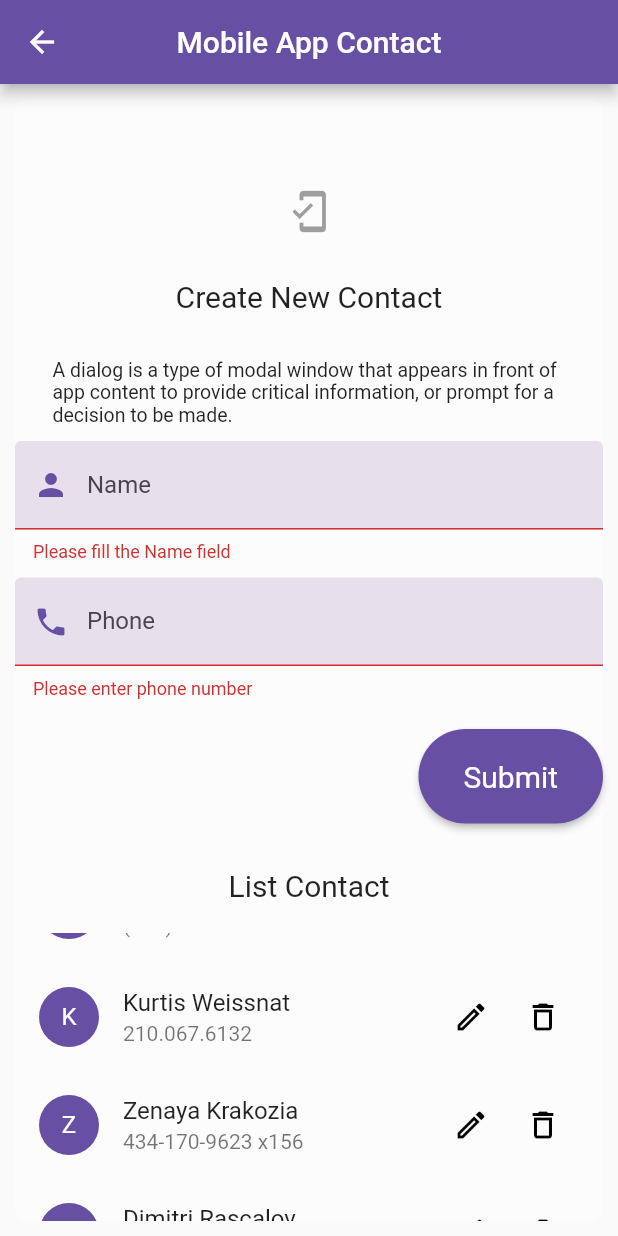
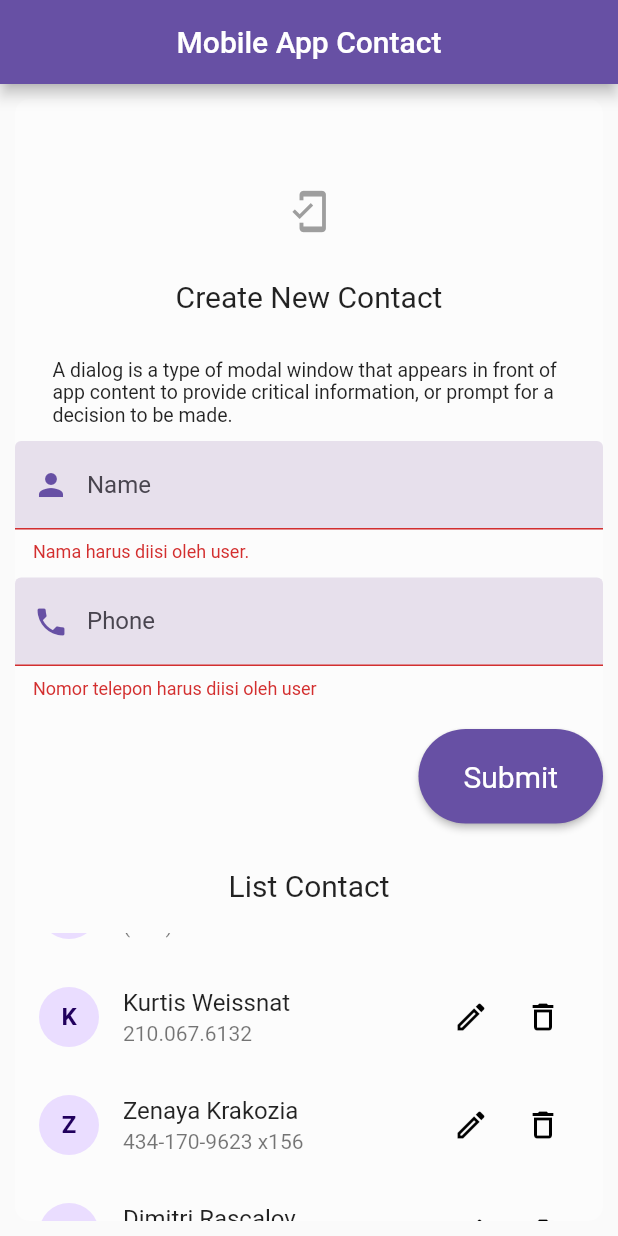
Before and after one commit to xhanalexander/AlterraAssignment, a Flutter app: the AppContact screen opened directly, scrolled down 340 dp, after a tap on "Submit", on a phone screen of 412 x 824 dp. Run offline on Flutter 3.47's test engine with Material 2 defaults, Android fonts, the light colour scheme and no system bars; our stand-ins replace file_picker, flutter_colorpicker, open_file; missing offline and left inert: flutter_initicon.

Commit message:
minor added and fixes

```diff
--- a/15_Flutter Form (Form Input Button) and Advance Form/contactsapp/lib/form/contents.dart
+++ b/15_Flutter Form (Form Input Button) and Advance Form/contactsapp/lib/form/contents.dart
@@ -1,4 +1,5 @@
 import 'package:flutter/material.dart';
+import 'package:flutter/services.dart';
 
 class AppContact extends StatefulWidget {
   const AppContact({super.key});
@@ -10,6 +11,7 @@ class AppContact extends StatefulWidget {
 class _AppContactState extends State<AppContact> {
 
   final List<Map<String, String>> contactList = [
+
     {"avatar": "L", "name": "Leanne Graham", "phone": "1-770-736-8031 x56442"},
     {"avatar": "E", "name": "Ervin Howell", "phone": "010-692-6593 x09125"},
     {"avatar": "C", "name": "Clementine Bauch", "phone": "1-463-123-4447"},
@@ -18,18 +20,29 @@ class _AppContactState extends State<AppContact> {
     {"avatar": "K", "name": "Kurtis Weissnat", "phone": "210.067.6132"},
     {"avatar": "Z", "name": "Zenaya Krakozia", "phone": "434-170-9623 x156"},
     {"avatar": "D", "name": "Dimitri Rascalov", "phone": "210.067.6132"},
+
   ];
 
   final _formKey = GlobalKey<FormState>();
   final _nameController = TextEditingController();
   final _phoneController = TextEditingController();
-  final nameRegex = RegExp(r'^[A-Z][a-z]{1,}$');
+  final namesRegex = RegExp(r'^[A-Z][a-z]*\s[A-Z][a-z]*$');
+  final specRegex = RegExp(r'^[a-zA-Z\s]+$');
   final phoneRegex = RegExp(r'^0\d{7,14}$');
+  final numericRegex = RegExp(r'^[0-9]+$');
 
+
+
+  @override
   void dispose () {
     _nameController.dispose();
     _phoneController.dispose();
     super.dispose();
+  }
+
+  void clear () {
+    _nameController.clear();
+    _phoneController.clear();
   }
 
   @override
@@ -90,9 +103,11 @@ class _AppContactState extends State<AppContact> {
                   ),
                   validator: (value) {
                     if (value == null || value.isEmpty) {
-                      return 'Please fill the Name field';
-                    } else if (!nameRegex.hasMatch(value)) {
-                      return 'Name must start with an uppercase letter and not contain numbers or special characters.';
+                      return 'Nama harus diisi oleh user.';
+                    } else if (!namesRegex.hasMatch(value)) {
+                      return 'Nama harus terdiri dari minimal 2 kata, dan Setiap kata harus dimulai dengan huruf kapital.';
+                    } else if (!specRegex.hasMatch(value)) {
+                      return 'Nama tidak boleh mengandung angka atau karakter khusus';
                     } else {
                       return null;
                     }
@@ -120,11 +135,18 @@ class _AppContactState extends State<AppContact> {
                       color: Color(0xff6750A4),
                     ),
                   ),
+                  inputFormatters: [
+                    FilteringTextInputFormatter.digitsOnly,
+                  ],
                   validator: (value) {
                     if (value == null || value.isEmpty) {
-                      return 'Please enter phone number';
-                    } else if (!phoneRegex.hasMatch(value)) {
-                      return 'Phone number must start with 0 and not contain letters or special characters.';
+                      return 'Nomor telepon harus diisi oleh user';
+                    } else if (value.length < 8 || value.length > 15) {
+                      return 'Panjang nomor telepon harus minimal 8 digit dan maksimal 15 digit.';
+                    } else if (value.startsWith('0') == false ) {
+                      return 'Nomor telepon harus dimulai dengan 0';
+                    } else if (!numericRegex.hasMatch(value) ) {
+                      return 'Nomor telepon harus terdiri dari angka saja';
                     } else {
                       return null;
                     }
@@ -144,6 +166,7 @@ class _AppContactState extends State<AppContact> {
                           "name": _nameController.text,
                           "phone": _phoneController.text,
                         });
+                        clear();
                       });
                     }
                   },
@@ -165,13 +188,13 @@ class _AppContactState extends State<AppContact> {
                 const SizedBox(height: 20),
                 Expanded(
                   child: ListView.builder(
-                    itemCount: contactList.length,
+                    itemCount: contactList.isNotEmpty ? contactList.length : 1,
                     itemBuilder: (context, index) {
-                      if (contactList != null) {
+                      if (contactList.isNotEmpty) {
                         return ListTile(
                           leading: CircleAvatar(
-                            backgroundColor: const Color(0xff6750A4),
-                            child: Text(contactList[index]['avatar']!, style: const TextStyle(color: Colors.white),),
+                            backgroundColor: const Color(0xffEADDFF),
+                            child: Text(contactList[index]['avatar']!, style: const TextStyle(color: Color(0xff21005D), fontWeight: FontWeight.bold),),
                           ),
                           title: Text(contactList[index]['name']!),
                           subtitle: Text(contactList[index]['phone']!),
@@ -180,14 +203,14 @@ class _AppContactState extends State<AppContact> {
                             children: [
                               IconButton(
                                 onPressed: () {
-
+                                  setState(() {
+                                  });
                                 },
                                 icon: const Icon(Icons.edit_outlined, color: Colors.black),
                               ),
                               IconButton(
                                 onPressed: () {
                                   setState(() {
-                                    // contactList.removeAt(index);
                                     showDialog(
                                       context: context,
                                       builder: (context) {
@@ -222,7 +245,7 @@ class _AppContactState extends State<AppContact> {
                           ),
                         );
                         } else {
-                          return const Text("No Contact");
+                          return const Center(child: Text("No Contact", style: TextStyle(fontSize: 20, color: Colors.grey), ));
                         }
                     },
                   ),
--- a/15_Flutter Form (Form Input Button) and Advance Form/contactsapp/lib/main.dart
+++ b/15_Flutter Form (Form Input Button) and Advance Form/contactsapp/lib/main.dart
@@ -16,8 +16,8 @@ class MyApp extends StatelessWidget {
       theme: ThemeData(
         primarySwatch: Colors.blue,
       ),
-      // home: const AppContact()
-      home: const pickerApps()
+      home: const AppContact()
+      // home: const pickerApps()
     );
   }
 }
```
Also changed, not shown: 1 other file. Lines whose indentation alone changed are shown as unchanged.
